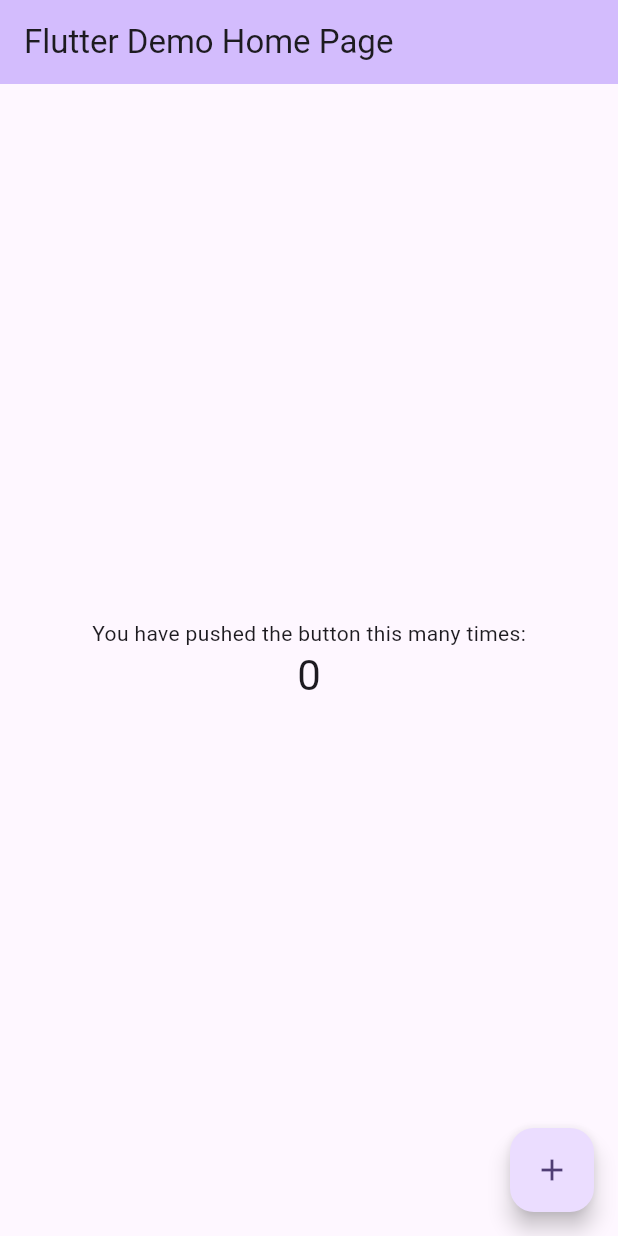
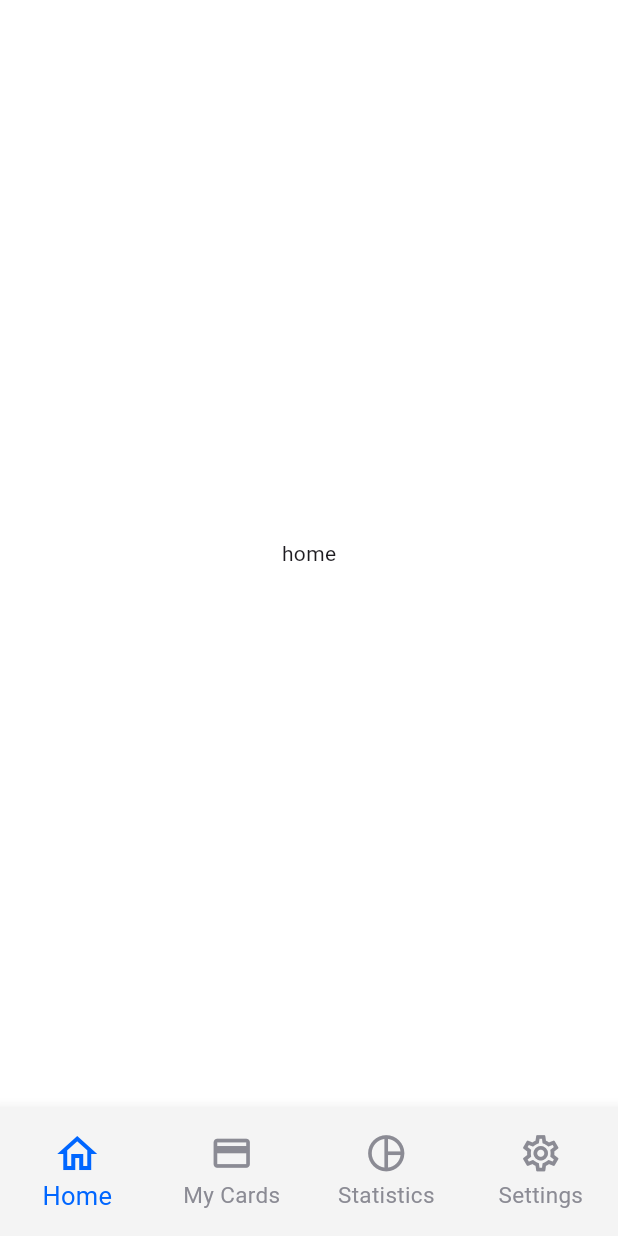
Before and after one commit to YoussefAtefHenin/Free_Banking, a Flutter app: the screen it shows after launch, on a phone screen of 412 x 824 dp. Run offline on Flutter 3.47's test engine with Material 3 defaults, Android fonts, the phone set to English and light mode, and no system bars.

Commit message:
add bottom nav bar screen

```diff
--- a/lib/banking_app.dart
+++ b/lib/banking_app.dart
@@ -1,4 +1,5 @@
 import 'package:flutter/material.dart';
+import 'package:free_banking/screens/bottomnavbar/bottomnavbar_screen.dart';
 
 class BankingApp extends StatelessWidget {
   const BankingApp({super.key});
@@ -9,6 +10,7 @@ class BankingApp extends StatelessWidget {
       debugShowCheckedModeBanner: false,
 
       // home:  اول اسكرين ,
+      home: BottomNavBarScreen(),
     );
   }
 }
--- a/lib/main.dart
+++ b/lib/main.dart
@@ -1,122 +1,6 @@
 import 'package:flutter/material.dart';
+import 'package:free_banking/banking_app.dart';
 
 void main() {
-  runApp(const MyApp());
+  runApp(BankingApp());
 }
-
-class MyApp extends StatelessWidget {
-  const MyApp({super.key});
-
-  // This widget is the root of your application.
-  @override
-  Widget build(BuildContext context) {
-    return MaterialApp(
-      title: 'Flutter Demo',
-      theme: ThemeData(
-        // This is the theme of your application.
-        //
-        // TRY THIS: Try running your application with "flutter run". You'll see
-        // the application has a purple toolbar. Then, without quitting the app,
-        // try changing the seedColor in the colorScheme below to Colors.green
-        // and then invoke "hot reload" (save your changes or press the "hot
-        // reload" button in a Flutter-supported IDE, or press "r" if you used
-        // the command line to start the app).
-        //
-        // Notice that the counter didn't reset back to zero; the application
-        // state is not lost during the reload. To reset the state, use hot
-        // restart instead.
-        //
-        // This works for code too, not just values: Most code changes can be
-        // tested with just a hot reload.
-        colorScheme: .fromSeed(seedColor: Colors.deepPurple),
-      ),
-      home: const MyHomePage(title: 'Flutter Demo Home Page'),
-    );
-  }
-}
-
-class MyHomePage extends StatefulWidget {
-  const MyHomePage({super.key, required this.title});
-
-  // This widget is the home page of your application. It is stateful, meaning
-  // that it has a State object (defined below) that contains fields that affect
-  // how it looks.
-
-  // This class is the configuration for the state. It holds the values (in this
-  // case the title) provided by the parent (in this case the App widget) and
-  // used by the build method of the State. Fields in a Widget subclass are
-  // always marked "final".
-
-  final String title;
-
-  @override
-  State<MyHomePage> createState() => _MyHomePageState();
-}
-
-class _MyHomePageState extends State<MyHomePage> {
-  int _counter = 0;
-
-  void _incrementCounter() {
-    setState(() {
-      // This call to setState tells the Flutter framework that something has
-      // changed in this State, which causes it to rerun the build method below
-      // so that the display can reflect the updated values. If we changed
-      // _counter without calling setState(), then the build method would not be
-      // called again, and so nothing would appear to happen.
-      _counter++;
-    });
-  }
-
-  @override
-  Widget build(BuildContext context) {
-    // This method is rerun every time setState is called, for instance as done
-    // by the _incrementCounter method above.
-    //
-    // The Flutter framework has been optimized to make rerunning build methods
-    // fast, so that you can just rebuild anything that needs updating rather
-    // than having to individually change instances of widgets.
-    return Scaffold(
-      appBar: AppBar(
-        // TRY THIS: Try changing the color here to a specific color (to
-        // Colors.amber, perhaps?) and trigger a hot reload to see the AppBar
-        // change color while the other colors stay the same.
-        backgroundColor: Theme.of(context).colorScheme.inversePrimary,
-        // Here we take the value from the MyHomePage object that was created by
-        // the App.build method, and use it to set our appbar title.
-        title: Text(widget.title),
-      ),
-      body: Center(
-        // Center is a layout widget. It takes a single child and positions it
-        // in the middle of the parent.
-        child: Column(
-          // Column is also a layout widget. It takes a list of children and
-          // arranges them vertically. By default, it sizes itself to fit its
-          // children horizontally, and tries to be as tall as its parent.
-          //
-          // Column has various properties to control how it sizes itself and
-          // how it positions its children. Here we use mainAxisAlignment to
-          // center the children vertically; the main axis here is the vertical
-          // axis because Columns are vertical (the cross axis would be
-          // horizontal).
-          //
-          // TRY THIS: Invoke "debug painting" (choose the "Toggle Debug Paint"
-          // action in the IDE, or press "p" in the console), to see the
-          // wireframe for each widget.
-          mainAxisAlignment: .center,
-          children: [
-            const Text('You have pushed the button this many times:'),
-            Text(
-              '$_counter',
-              style: Theme.of(context).textTheme.headlineMedium,
-            ),
-          ],
-        ),
-      ),
-      floatingActionButton: FloatingActionButton(
-        onPressed: _incrementCounter,
-        tooltip: 'Increment',
-        child: const Icon(Icons.add),
-      ),
-    );
-  }
-}
--- /dev/null
+++ b/lib/screens/bottomnavbar/bottomnavbar_screen.dart
@@ -0,0 +1,67 @@
+import 'package:flutter/material.dart';
+import 'package:free_banking/screens/bottomnavbar/home_screen.dart';
+import 'package:free_banking/screens/bottomnavbar/my_cards_screen.dart';
+import 'package:free_banking/screens/bottomnavbar/settings_screen.dart';
+import 'package:free_banking/screens/bottomnavbar/statistics_screen.dart';
+
+class BottomNavBarScreen extends StatefulWidget {
+  const BottomNavBarScreen({super.key});
+
+  @override
+  State<BottomNavBarScreen> createState() => _BottomNavBarScreenState();
+}
+
+class _BottomNavBarScreenState extends State<BottomNavBarScreen> {
+  int currentIndex = 0;
+  List<Widget> screens = [
+    HomeScreen(),
+    MyCardsScreen(),
+    StatisticsScreen(),
+    SettingsScreen(),
+  ];
+  @override
+  Widget build(BuildContext context) {
+    return Scaffold(
+      backgroundColor: Colors.white,
+      body: SafeArea(child: screens[currentIndex]),
+      bottomNavigationBar: SizedBox(
+        height: 86,
+        child: BottomNavigationBar(
+          type: BottomNavigationBarType.fixed,
+          backgroundColor: Color(0xffF4F4F4),
+          selectedItemColor: Color(0xff0066FF),
+          unselectedItemColor: Color(0xff8B8B94),
+          // iconSize: 30,
+          unselectedLabelStyle: TextStyle(fontSize: 15),
+          selectedLabelStyle: TextStyle(fontSize: 17),
+          selectedIconTheme: IconThemeData(size: 32),
+          unselectedIconTheme: IconThemeData(size: 29),
+          currentIndex: currentIndex,
+          onTap: (index) {
+            setState(() {
+              currentIndex = index;
+            });
+          },
+          items: [
+            BottomNavigationBarItem(
+              icon: Icon(Icons.home_outlined),
+              label: "Home",
+            ),
+            BottomNavigationBarItem(
+              icon: Icon(Icons.credit_card_outlined),
+              label: "My Cards",
+            ),
+            BottomNavigationBarItem(
+              icon: Icon(Icons.pie_chart_outline),
+              label: "Statistics",
+            ),
+            BottomNavigationBarItem(
+              icon: Icon(Icons.settings_outlined),
+              label: "Settings",
+            ),
+          ],
+        ),
+      ),
+    );
+  }
+}
--- /dev/null
+++ b/lib/screens/bottomnavbar/home_screen.dart
@@ -0,0 +1,13 @@
+import 'package:flutter/material.dart';
+
+class HomeScreen extends StatelessWidget {
+  const HomeScreen({super.key});
+
+  @override
+  Widget build(BuildContext context) {
+    return Column(
+      mainAxisAlignment: MainAxisAlignment.center,
+      children: [Center(child: Text("home"))],
+    );
+  }
+}
--- /dev/null
+++ b/lib/screens/bottomnavbar/my_cards_screen.dart
@@ -0,0 +1,13 @@
+import 'package:flutter/material.dart';
+
+class MyCardsScreen extends StatelessWidget {
+  const MyCardsScreen({super.key});
+
+  @override
+  Widget build(BuildContext context) {
+    return Column(
+      mainAxisAlignment: MainAxisAlignment.center,
+      children: [Center(child: Text("cards"))],
+    );
+  }
+}
--- /dev/null
+++ b/lib/screens/bottomnavbar/settings_screen.dart
@@ -0,0 +1,13 @@
+import 'package:flutter/material.dart';
+
+class SettingsScreen extends StatelessWidget {
+  const SettingsScreen({super.key});
+
+  @override
+  Widget build(BuildContext context) {
+    return Column(
+      mainAxisAlignment: MainAxisAlignment.center,
+      children: [Center(child: Text("settings"))],
+    );
+  }
+}
--- /dev/null
+++ b/lib/screens/bottomnavbar/statistics_screen.dart
@@ -0,0 +1,13 @@
+import 'package:flutter/material.dart';
+
+class StatisticsScreen extends StatelessWidget {
+  const StatisticsScreen({super.key});
+
+  @override
+  Widget build(BuildContext context) {
+    return Column(
+      mainAxisAlignment: MainAxisAlignment.center,
+      children: [Center(child: Text("statistics"))],
+    );
+  }
+}
```
Also changed, not shown: lib/screens/buttomnavpar/buttomnavpar_screen.dart (deleted), lib/screens/buttomnavpar/home_screen.dart (deleted), lib/screens/buttomnavpar/my_cards_screen.dart (deleted), lib/screens/buttomnavpar/settings_screen.dart (deleted), lib/screens/buttomnavpar/statistics_screen.dart (deleted).
